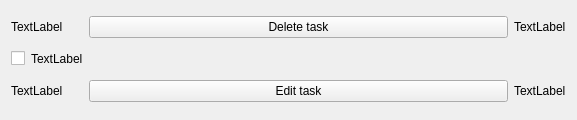
This is task.ui in SkyBlue10/Taskbook as Qt 5 draws it before an edit. The edited form follows.
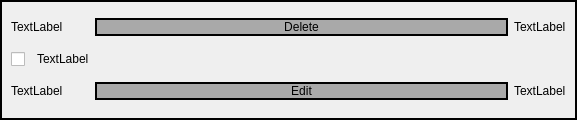
This is the edited form.

```diff
--- a/task.ui
+++ b/task.ui
@@ -13,6 +13,24 @@
 		<property name="windowTitle">
 			<string>Task</string>
 		</property>
+  <property name="styleSheet">
+   <string notr="true">QWidget { 
+border-width: 2px;
+border-color: black;
+border-style: solid;
+}
+QPushButton {
+border-width: 2px;
+border-style: solid;
+background: DarkGrey;
+}
+QLabel {
+border-style: none;
+}
+QCheckBox {
+border-style: none;
+}</string>
+  </property>
 		<layout class="QGridLayout" name="gridLayout">
 			<item row="2" column="3">
 				<widget class="QLabel" name="qlCategory">
@@ -24,7 +42,7 @@
 			<item row="0" column="2">
 				<widget class="QPushButton" name="pbDelete">
 					<property name="text">
-						<string>Delete task</string>
+      <string>Delete</string>
 					</property>
 				</widget>
 			</item>
@@ -81,7 +99,7 @@
 			<item row="2" column="2">
 				<widget class="QPushButton" name="pbEdit">
 					<property name="text">
-						<string>Edit task</string>
+      <string>Edit</string>
 					</property>
 				</widget>
 			</item>
```
Left out of the diff: 4 changed lines with no effect on the pictures. Lines whose indentation alone changed are shown as unchanged.
